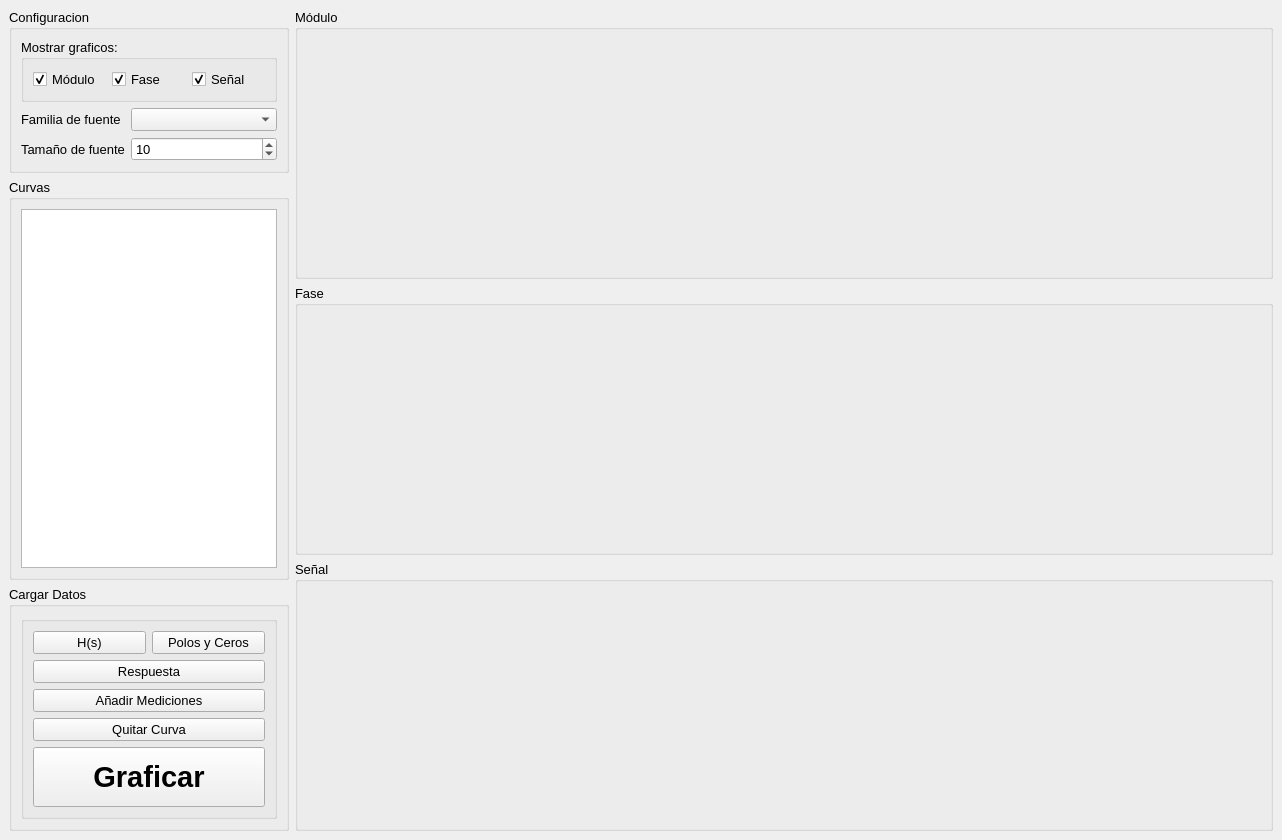
Qt form UI/UI.ui (Teoria-de-Circuitos-II/Filter-Tool-TC2-Gullino-Tool-) before a commit.
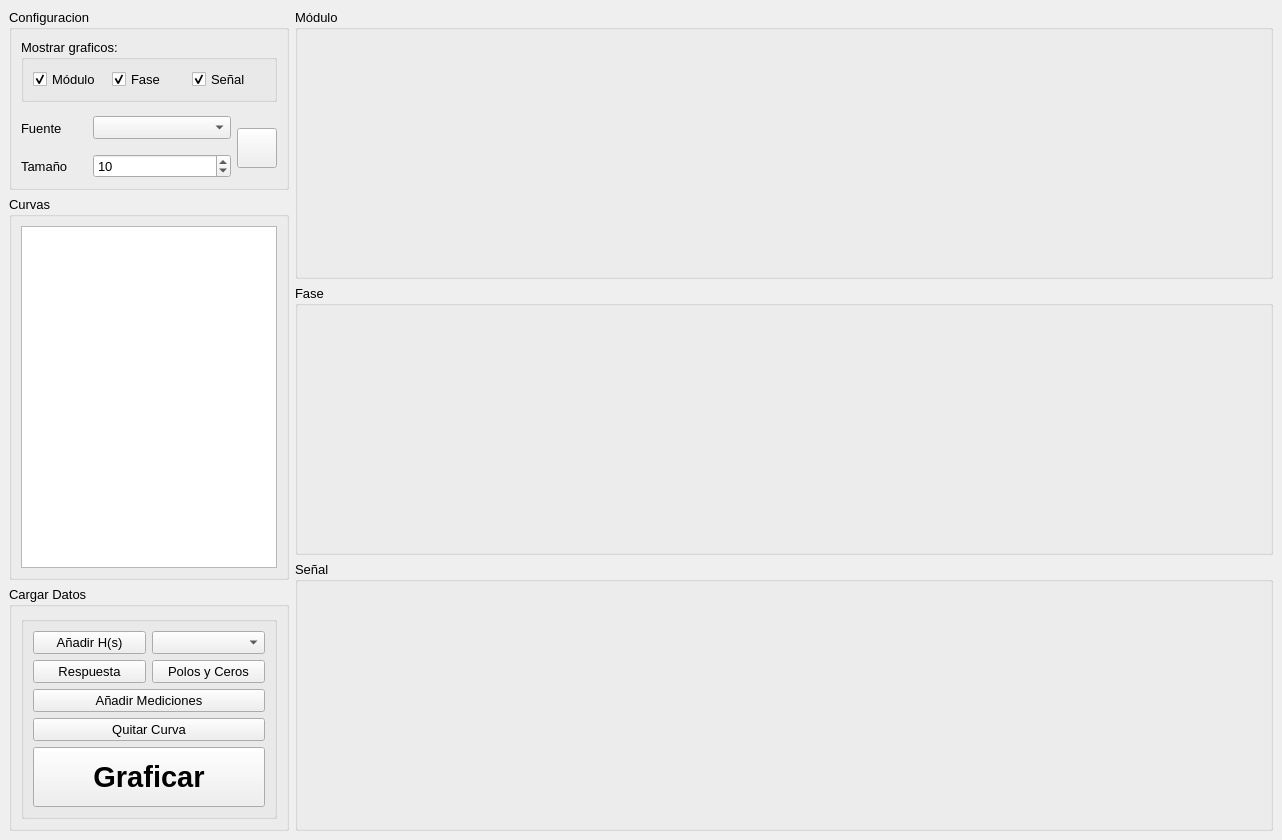
The same form after that commit.

Diff of the .ui file:
```diff
--- a/UI/UI.ui
+++ b/UI/UI.ui
@@ -159,17 +159,17 @@
          <string>Configuracion</string>
         </property>
         <layout class="QGridLayout" name="gridLayout">
-         <item row="2" column="0">
-          <widget class="QLabel" name="FontSizeLabel">
+         <item row="3" column="0">
+          <widget class="QLabel" name="FontFamilyLabel">
            <property name="text">
-            <string>Tamaño de fuente</string>
+            <string>Fuente</string>
            </property>
           </widget>
          </item>
-         <item row="1" column="1" colspan="2">
+         <item row="3" column="1" colspan="2">
           <widget class="QComboBox" name="FontFamilyComboBox"/>
          </item>
-         <item row="2" column="1" colspan="2">
+         <item row="4" column="1" colspan="2">
           <widget class="QSpinBox" name="FontSizeSpinbox">
            <property name="minimum">
             <number>1</number>
@@ -179,14 +179,45 @@
            </property>
           </widget>
          </item>
-         <item row="1" column="0">
-          <widget class="QLabel" name="FontFamilyLabel">
+         <item row="4" column="0">
+          <widget class="QLabel" name="FontSizeLabel">
            <property name="text">
-            <string>Familia de fuente</string>
+            <string>Tamaño</string>
            </property>
           </widget>
          </item>
-         <item row="0" column="0" colspan="3">
+         <item row="3" column="3">
+          <widget class="QPushButton" name="InfoButton">
+           <property name="sizePolicy">
+            <sizepolicy hsizetype="Preferred" vsizetype="Preferred">
+             <horstretch>0</horstretch>
+             <verstretch>0</verstretch>
+            </sizepolicy>
+           </property>
+           <property name="minimumSize">
+            <size>
+             <width>40</width>
+             <height>40</height>
+            </size>
+           </property>
+           <property name="maximumSize">
+            <size>
+             <width>0</width>
+             <height>0</height>
+            </size>
+           </property>
+           <property name="text">
+            <string/>
+           </property>
+           <property name="iconSize">
+            <size>
+             <width>40</width>
+             <height>40</height>
+            </size>
+           </property>
+          </widget>
+         </item>
+         <item row="0" column="0" colspan="4">
           <widget class="QGroupBox" name="ShowPlotGroupBox">
            <property name="title">
             <string>Mostrar graficos:</string>
@@ -283,63 +314,90 @@
             <string/>
            </property>
            <layout class="QGridLayout" name="gridLayout_6">
-            <item row="0" column="0">
-             <widget class="QPushButton" name="TransfFunctButton">
-              <property name="text">
-               <string>H(s)</string>
-              </property>
-             </widget>
-            </item>
-            <item row="0" column="1">
-             <widget class="QPushButton" name="PolosYCerosButton">
-              <property name="text">
-               <string>Polos y Ceros</string>
-              </property>
-             </widget>
-            </item>
-            <item row="1" column="0" colspan="2">
-             <widget class="QPushButton" name="RespuestaButton">
-              <property name="text">
-               <string>Respuesta</string>
-              </property>
-             </widget>
-            </item>
             <item row="2" column="0" colspan="2">
+             <layout class="QHBoxLayout" name="horizontalLayout_2">
+              <item>
+               <widget class="QPushButton" name="TransfFunctButton">
+                <property name="text">
+                 <string>Añadir H(s)</string>
+                </property>
+               </widget>
+              </item>
+              <item>
+               <widget class="QComboBox" name="TransFuncComboBox"/>
+              </item>
+             </layout>
+            </item>
+            <item row="7" column="0" colspan="2">
+             <layout class="QHBoxLayout" name="horizontalLayout_3">
+              <item>
+               <widget class="QPushButton" name="PlotButton">
+                <property name="sizePolicy">
+                 <sizepolicy hsizetype="Minimum" vsizetype="Preferred">
+                  <horstretch>0</horstretch>
+                  <verstretch>0</verstretch>
+                 </sizepolicy>
+                </property>
+                <property name="minimumSize">
+                 <size>
+                  <width>0</width>
+                  <height>60</height>
+                 </size>
+                </property>
+                <property name="maximumSize">
+                 <size>
+                  <width>16777215</width>
+                  <height>60</height>
+                 </size>
+                </property>
+                <property name="font">
+                 <font>
+                  <pointsize>22</pointsize>
+                  <weight>75</weight>
+                  <italic>false</italic>
+                  <bold>true</bold>
+                  <underline>false</underline>
+                  <strikeout>false</strikeout>
+                 </font>
+                </property>
+                <property name="text">
+                 <string>Graficar</string>
+                </property>
+               </widget>
+              </item>
+             </layout>
+            </item>
+            <item row="5" column="0" colspan="2">
              <widget class="QPushButton" name="AddTraceButton">
               <property name="text">
                <string>Añadir Mediciones</string>
               </property>
              </widget>
             </item>
-            <item row="3" column="0" colspan="2">
+            <item row="6" column="0" colspan="2">
              <widget class="QPushButton" name="DeleteTraceButton">
               <property name="text">
                <string>Quitar Curva</string>
               </property>
              </widget>
             </item>
-            <item row="4" column="0" colspan="2">
-             <widget class="QPushButton" name="PlotButton">
-              <property name="minimumSize">
-               <size>
-                <width>0</width>
-                <height>60</height>
-               </size>
-              </property>
-              <property name="font">
-               <font>
-                <pointsize>22</pointsize>
-                <weight>75</weight>
-                <italic>false</italic>
-                <bold>true</bold>
-                <underline>false</underline>
-                <strikeout>false</strikeout>
-               </font>
-              </property>
-              <property name="text">
-               <string>Graficar</string>
-              </property>
-             </widget>
+            <item row="3" column="0" colspan="2">
+             <layout class="QHBoxLayout" name="horizontalLayout_4">
+              <item>
+               <widget class="QPushButton" name="RespuestaButton">
+                <property name="text">
+                 <string>Respuesta</string>
+                </property>
+               </widget>
+              </item>
+              <item>
+               <widget class="QPushButton" name="PolosYCerosButton">
+                <property name="text">
+                 <string>Polos y Ceros</string>
+                </property>
+               </widget>
+              </item>
+             </layout>
             </item>
            </layout>
           </widget>
```
Left out of the diff: 76 changed lines with no effect on the pictures.
